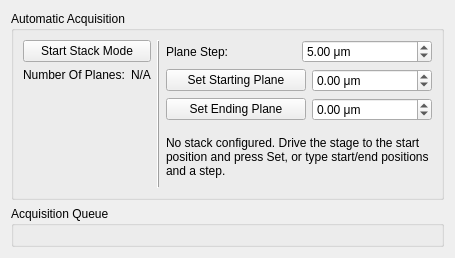
Before: the Qt Designer form lightsheet/gui/panels/ui_stack_panel.ui in LIOMLab/lightsheet, drawn with Qt 5.
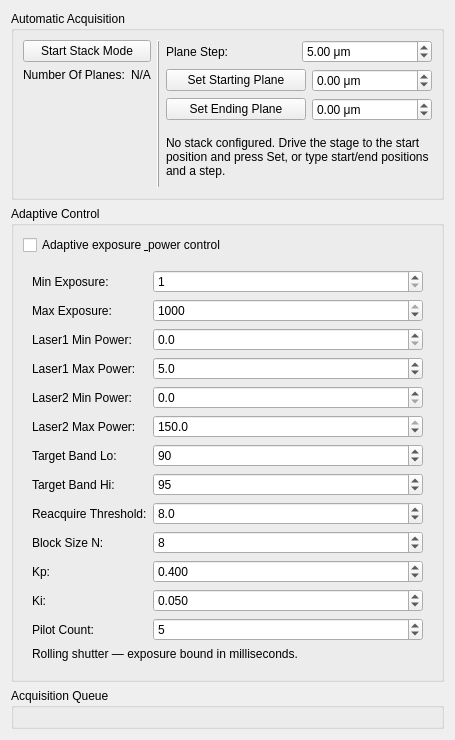
After: the same form once the commit is applied. Custom widgets are drawn as their Qt base class.

Commit message: feat(adaptive): add Stack-panel adaptive config group and frozen pre-sampling

```diff
--- a/lightsheet/gui/panels/ui_stack_panel.ui
+++ b/lightsheet/gui/panels/ui_stack_panel.ui
@@ -322,6 +322,379 @@
      </layout>
     </widget>
    </item>
+   <item>
+    <widget class="QGroupBox" name="groupBox_adaptiveControl">
+     <property name="title">
+      <string>Adaptive Control</string>
+     </property>
+     <layout class="QVBoxLayout" name="verticalLayout_adaptiveControl">
+      <item>
+       <widget class="QCheckBox" name="checkBox_adaptiveEnable">
+        <property name="toolTip">
+         <string>Enable per-plane adaptive exposure + laser power control. When unchecked the stack runs with fixed exposure/power; when checked the controller adjusts per plane from observed intensity within the configured bounds.</string>
+        </property>
+        <property name="text">
+         <string>Adaptive exposure &amp; power control</string>
+        </property>
+       </widget>
+      </item>
+      <item>
+       <widget class="QWidget" name="widget_adaptiveFields">
+        <layout class="QFormLayout" name="formLayout_adaptiveFields">
+         <item row="0" column="0">
+          <widget class="QLabel" name="label_adaptiveMinExposure">
+           <property name="text">
+            <string>Min Exposure:</string>
+           </property>
+          </widget>
+         </item>
+         <item row="0" column="1">
+          <widget class="FieldSpecSpinBox" name="doubleSpinBox_adaptiveMinExposure">
+           <property name="decimals">
+            <number>0</number>
+           </property>
+           <property name="minimum">
+            <double>1.000000000000000</double>
+           </property>
+           <property name="maximum">
+            <double>1000.000000000000000</double>
+           </property>
+           <property name="singleStep">
+            <double>1.000000000000000</double>
+           </property>
+           <property name="value">
+            <double>1.000000000000000</double>
+           </property>
+          </widget>
+         </item>
+         <item row="1" column="0">
+          <widget class="QLabel" name="label_adaptiveMaxExposure">
+           <property name="text">
+            <string>Max Exposure:</string>
+           </property>
+          </widget>
+         </item>
+         <item row="1" column="1">
+          <widget class="FieldSpecSpinBox" name="doubleSpinBox_adaptiveMaxExposure">
+           <property name="decimals">
+            <number>0</number>
+           </property>
+           <property name="minimum">
+            <double>1.000000000000000</double>
+           </property>
+           <property name="maximum">
+            <double>1000.000000000000000</double>
+           </property>
+           <property name="singleStep">
+            <double>1.000000000000000</double>
+           </property>
+           <property name="value">
+            <double>1000.000000000000000</double>
+           </property>
+          </widget>
+         </item>
+         <item row="2" column="0">
+          <widget class="QLabel" name="label_adaptiveLaser1MinPower">
+           <property name="text">
+            <string>Laser1 Min Power:</string>
+           </property>
+          </widget>
+         </item>
+         <item row="2" column="1">
+          <widget class="FieldSpecSpinBox" name="doubleSpinBox_adaptiveLaser1MinPower">
+           <property name="decimals">
+            <number>1</number>
+           </property>
+           <property name="minimum">
+            <double>0.000000000000000</double>
+           </property>
+           <property name="maximum">
+            <double>150.000000000000000</double>
+           </property>
+           <property name="singleStep">
+            <double>0.500000000000000</double>
+           </property>
+           <property name="value">
+            <double>0.000000000000000</double>
+           </property>
+          </widget>
+         </item>
+         <item row="3" column="0">
+          <widget class="QLabel" name="label_adaptiveLaser1MaxPower">
+           <property name="text">
+            <string>Laser1 Max Power:</string>
+           </property>
+          </widget>
+         </item>
+         <item row="3" column="1">
+          <widget class="FieldSpecSpinBox" name="doubleSpinBox_adaptiveLaser1MaxPower">
+           <property name="decimals">
+            <number>1</number>
+           </property>
+           <property name="minimum">
+            <double>0.000000000000000</double>
+           </property>
+           <property name="maximum">
+            <double>150.000000000000000</double>
+           </property>
+           <property name="singleStep">
+            <double>0.500000000000000</double>
+           </property>
+           <property name="value">
+            <double>5.000000000000000</double>
+           </property>
+          </widget>
+         </item>
+         <item row="4" column="0">
+          <widget class="QLabel" name="label_adaptiveLaser2MinPower">
+           <property name="text">
+            <string>Laser2 Min Power:</string>
+           </property>
+          </widget>
+         </item>
+         <item row="4" column="1">
+          <widget class="FieldSpecSpinBox" name="doubleSpinBox_adaptiveLaser2MinPower">
+           <property name="decimals">
+            <number>1</number>
+           </property>
+           <property name="minimum">
+            <double>0.000000000000000</double>
+           </property>
+           <property name="maximum">
+            <double>150.000000000000000</double>
+           </property>
+           <property name="singleStep">
+            <double>0.500000000000000</double>
+           </property>
+           <property name="value">
+            <double>0.000000000000000</double>
+           </property>
+          </widget>
+         </item>
+         <item row="5" column="0">
+          <widget class="QLabel" name="label_adaptiveLaser2MaxPower">
+           <property name="text">
+            <string>Laser2 Max Power:</string>
+           </property>
+          </widget>
+         </item>
+         <item row="5" column="1">
+          <widget class="FieldSpecSpinBox" name="doubleSpinBox_adaptiveLaser2MaxPower">
+           <property name="decimals">
+            <number>1</number>
+           </property>
+           <property name="minimum">
+            <double>0.000000000000000</double>
+           </property>
+           <property name="maximum">
+            <double>150.000000000000000</double>
+           </property>
+           <property name="singleStep">
+            <double>0.500000000000000</double>
+           </property>
+           <property name="value">
+            <double>150.000000000000000</double>
+           </property>
+          </widget>
+         </item>
+         <item row="6" column="0">
+          <widget class="QLabel" name="label_adaptiveTargetBandLo">
+           <property name="text">
+            <string>Target Band Lo:</string>
+           </property>
+          </widget>
+         </item>
+         <item row="6" column="1">
+          <widget class="FieldSpecSpinBox" name="doubleSpinBox_adaptiveTargetBandLo">
+           <property name="decimals">
+            <number>0</number>
+           </property>
+           <property name="minimum">
+            <double>0.000000000000000</double>
+           </property>
+           <property name="maximum">
+            <double>100.000000000000000</double>
+           </property>
+           <property name="singleStep">
+            <double>1.000000000000000</double>
+           </property>
+           <property name="value">
+            <double>90.000000000000000</double>
+           </property>
+          </widget>
+         </item>
+         <item row="7" column="0">
+          <widget class="QLabel" name="label_adaptiveTargetBandHi">
+           <property name="text">
+            <string>Target Band Hi:</string>
+           </property>
+          </widget>
+         </item>
+         <item row="7" column="1">
+          <widget class="FieldSpecSpinBox" name="doubleSpinBox_adaptiveTargetBandHi">
+           <property name="decimals">
+            <number>0</number>
+           </property>
+           <property name="minimum">
+            <double>0.000000000000000</double>
+           </property>
+           <property name="maximum">
+            <double>100.000000000000000</double>
+           </property>
+           <property name="singleStep">
+            <double>1.000000000000000</double>
+           </property>
+           <property name="value">
+            <double>95.000000000000000</double>
+           </property>
+          </widget>
+         </item>
+         <item row="8" column="0">
+          <widget class="QLabel" name="label_adaptiveReacquireThreshold">
+           <property name="text">
+            <string>Reacquire Threshold:</string>
+           </property>
+          </widget>
+         </item>
+         <item row="8" column="1">
+          <widget class="FieldSpecSpinBox" name="doubleSpinBox_adaptiveReacquireThreshold">
+           <property name="decimals">
+            <number>1</number>
+           </property>
+           <property name="minimum">
+            <double>0.000000000000000</double>
+           </property>
+           <property name="maximum">
+            <double>50.000000000000000</double>
+           </property>
+           <property name="singleStep">
+            <double>0.500000000000000</double>
+           </property>
+           <property name="value">
+            <double>8.000000000000000</double>
+           </property>
+          </widget>
+         </item>
+         <item row="9" column="0">
+          <widget class="QLabel" name="label_adaptiveBlockSizeN">
+           <property name="text">
+            <string>Block Size N:</string>
+           </property>
+          </widget>
+         </item>
+         <item row="9" column="1">
+          <widget class="FieldSpecSpinBox" name="doubleSpinBox_adaptiveBlockSizeN">
+           <property name="decimals">
+            <number>0</number>
+           </property>
+           <property name="minimum">
+            <double>1.000000000000000</double>
+           </property>
+           <property name="maximum">
+            <double>100.000000000000000</double>
+           </property>
+           <property name="singleStep">
+            <double>1.000000000000000</double>
+           </property>
+           <property name="value">
+            <double>8.000000000000000</double>
+           </property>
+          </widget>
+         </item>
+         <item row="10" column="0">
+          <widget class="QLabel" name="label_adaptiveKp">
+           <property name="text">
+            <string>Kp:</string>
+           </property>
+          </widget>
+         </item>
+         <item row="10" column="1">
+          <widget class="FieldSpecSpinBox" name="doubleSpinBox_adaptiveKp">
+           <property name="decimals">
+            <number>3</number>
+           </property>
+           <property name="minimum">
+            <double>0.000000000000000</double>
+           </property>
+           <property name="maximum">
+            <double>5.000000000000000</double>
+           </property>
+           <property name="singleStep">
+            <double>0.050000000000000</double>
+           </property>
+           <property name="value">
+            <double>0.400000000000000</double>
+           </property>
+          </widget>
+         </item>
+         <item row="11" column="0">
+          <widget class="QLabel" name="label_adaptiveKi">
+           <property name="text">
+            <string>Ki:</string>
+           </property>
+          </widget>
+         </item>
+         <item row="11" column="1">
+          <widget class="FieldSpecSpinBox" name="doubleSpinBox_adaptiveKi">
+           <property name="decimals">
+            <number>3</number>
+           </property>
+           <property name="minimum">
+            <double>0.000000000000000</double>
+           </property>
+           <property name="maximum">
+            <double>1.000000000000000</double>
+           </property>
+           <property name="singleStep">
+            <double>0.010000000000000</double>
+           </property>
+           <property name="value">
+            <double>0.050000000000000</double>
+           </property>
+          </widget>
+         </item>
+         <item row="12" column="0">
+          <widget class="QLabel" name="label_adaptivePilotCount">
+           <property name="text">
+            <string>Pilot Count:</string>
+           </property>
+          </widget>
+         </item>
+         <item row="12" column="1">
+          <widget class="FieldSpecSpinBox" name="doubleSpinBox_adaptivePilotCount">
+           <property name="decimals">
+            <number>0</number>
+           </property>
+           <property name="minimum">
+            <double>0.000000000000000</double>
+           </property>
+           <property name="maximum">
+            <double>50.000000000000000</double>
+           </property>
+           <property name="singleStep">
+            <double>1.000000000000000</double>
+           </property>
+           <property name="value">
+            <double>5.000000000000000</double>
+           </property>
+          </widget>
+         </item>
+         <item row="13" column="0" colspan="2">
+          <widget class="QLabel" name="label_adaptiveShutterModeHint">
+           <property name="text">
+            <string>Rolling shutter — exposure bound in milliseconds.</string>
+           </property>
+           <property name="wordWrap">
+            <bool>true</bool>
+           </property>
+          </widget>
+         </item>
+        </layout>
+       </widget>
+      </item>
+     </layout>
+    </widget>
+   </item>
    <item>
     <widget class="QGroupBox" name="groupBox_acquisitionQueue">
      <property name="title">
```
The commit also changes 7 other files.
